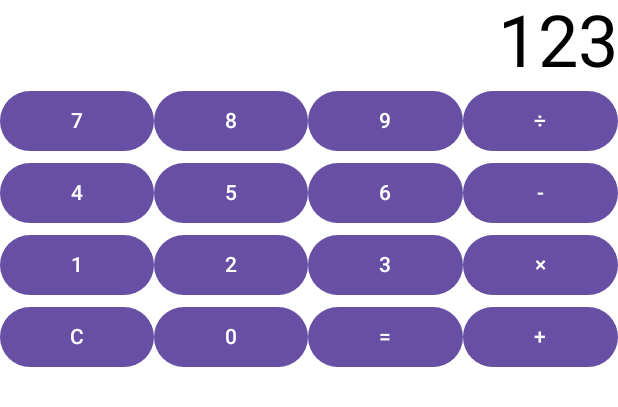
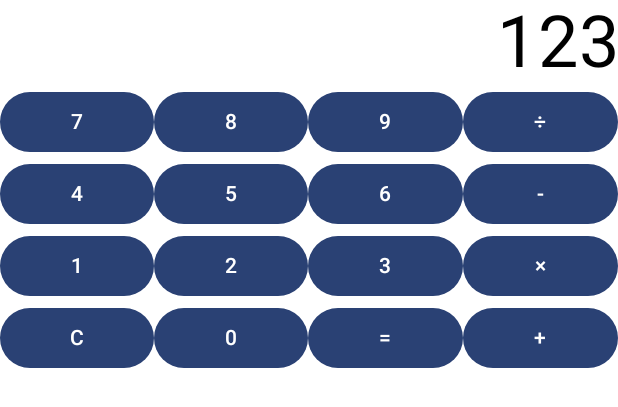
Before and after one commit to mariusz-przeczek/calculator, an Android app built with Jetpack Compose: the @Preview function CalculatorScreenPreview, on a phone screen of 412 x 824 dp. Shown: the top 407 px of the screen. Run offline under Robolectric (Android 15) with nearby library versions, the phone set to English and light mode, and no system bars.

Commit message:
Final clean-up in CalculatorScreen.kt

```diff
--- a/app/src/main/java/io/github/mariuszprzeczek/calculator/CalculatorScreen.kt
+++ b/app/src/main/java/io/github/mariuszprzeczek/calculator/CalculatorScreen.kt
@@ -12,6 +12,7 @@ import androidx.compose.ui.text.style.TextAlign
 import androidx.compose.ui.tooling.preview.Preview
 import androidx.compose.ui.unit.sp
 import androidx.lifecycle.viewmodel.compose.viewModel
+import io.github.mariuszprzeczek.calculator.ui.theme.CalculatorTheme
 
 @Composable
 fun CalculatorDisplay(
@@ -48,9 +49,9 @@ fun CalculatorDisplay(
             CalcButton("×", { onOperator('*') }, Modifier.weight(1f))
         }
         Row {
-            CalcButton("C", { onClear() }, Modifier.weight(1f))
+            CalcButton("C",  onClear, Modifier.weight(1f))
             CalcButton("0", { onDigit(0) }, Modifier.weight(1f))
-            CalcButton("=", { onEquals() }, Modifier.weight(1f))
+            CalcButton("=", onEquals, Modifier.weight(1f))
             CalcButton("+", { onOperator('+') }, Modifier.weight(1f))
         }
     }
@@ -76,6 +77,7 @@ fun CalcButton(label: String, onClick: () -> Unit, modifier: Modifier = Modifier
 @Preview(showBackground = true)
 @Composable
 fun CalculatorScreenPreview() {
+    CalculatorTheme {
         CalculatorDisplay(
             state = CalculatorUiState(display = "123"),
             onDigit = {},
@@ -84,3 +86,4 @@ fun CalculatorScreenPreview() {
             onClear = {}
         )
     }
+}
```
Lines whose indentation alone changed are shown as unchanged.
